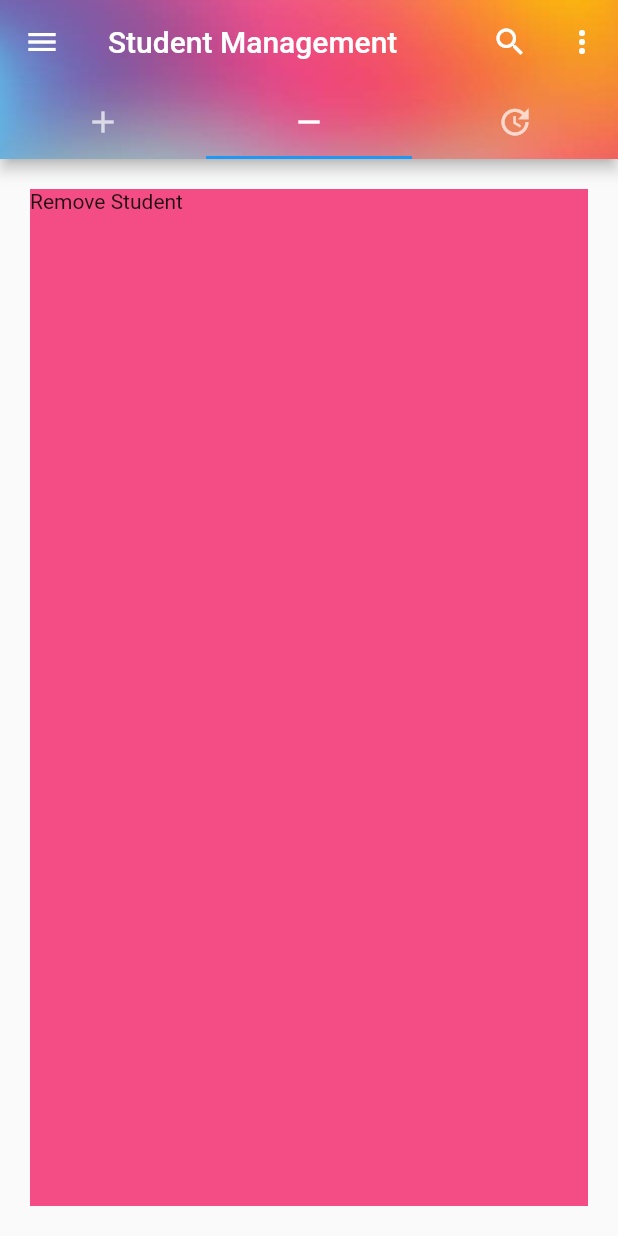
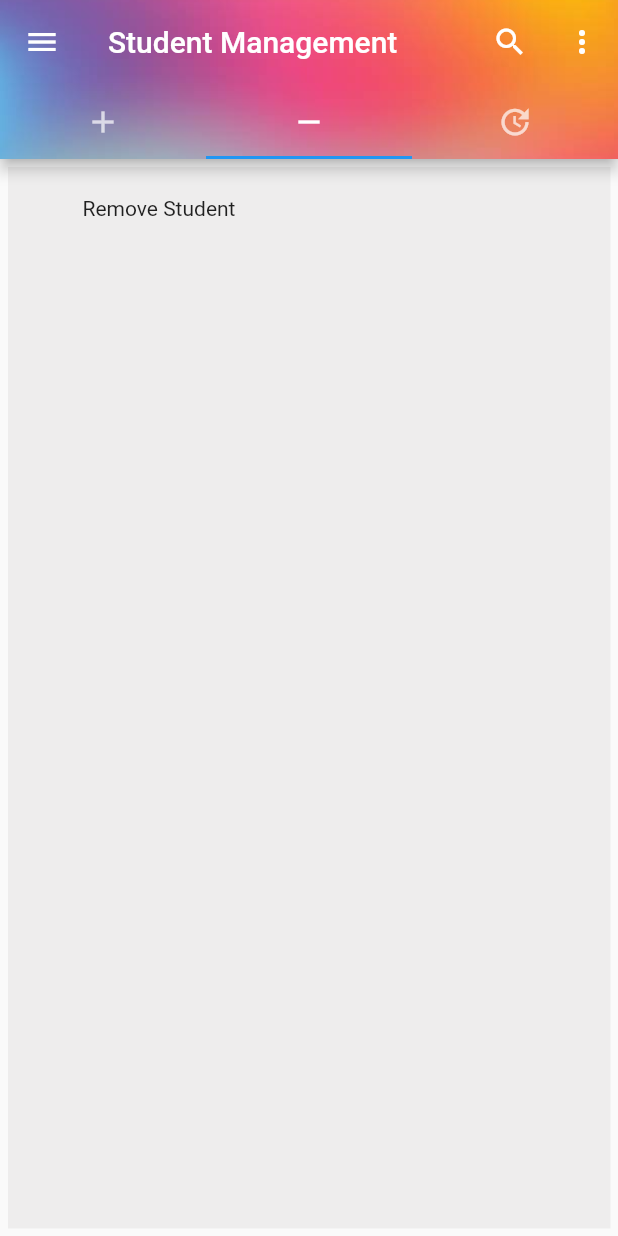
Before and after one commit to Chathura99/Flutter_TestApp, a Flutter app: the screen it shows after launch, tab 2 chosen, on a phone screen of 412 x 824 dp. Run offline on Flutter 3.47's test engine with Material 2 defaults, Android fonts, the phone set to English and light mode, and no system bars; statements that could not run were skipped.

Commit message:
row,column

```diff
--- a/lib/main.dart
+++ b/lib/main.dart
@@ -82,12 +82,13 @@ class MyHomePage extends StatelessWidget {
           //  backgroundColor: Colors.pinkAccent,
           ),
           body: Padding(
-            padding: EdgeInsets.all(20.0),
+            padding: EdgeInsets.all(5.0),
             child: TabBarView(
               children: [
                 tab1(),
                 Container(
-                  color: Color.fromARGB(255, 244, 77, 133),
+                  color: Color.fromARGB(96, 218, 216, 216),
+                  padding: EdgeInsets.symmetric(vertical: 20,horizontal: 50),
                   child:Text(
                     "Remove Student"
                   )
@@ -103,8 +104,47 @@ class MyHomePage extends StatelessWidget {
 }
 
 Widget tab1() {
-  return Center(
-    child: Text("Add new Student"),
+  return Column(
+    // mainAxisAlignment: MainAxisAlignment.center,
+    mainAxisAlignment: MainAxisAlignment.spaceEvenly,
+    // crossAxisAlignment: CrossAxisAlignment.end,
+    children: [
+    Text("Add new Student"),
+    Text("List All"),
+    Text("Show Detail"),
+    Row(
+    mainAxisAlignment: MainAxisAlignment.spaceEvenly,
+    children: [
+      IconButton(
+        icon: Icon(
+          Icons.facebook,
+          color:Colors.blue,
+          ),
+          onPressed: () {
+            //call method
+          },
+      ),
+      IconButton(
+        icon: Icon(
+          Icons.youtube_searched_for,
+          color:Colors.red,
+          ),
+          onPressed: () {
+            //call method
+          },
+      ),
+      IconButton(
+        icon: Icon(
+          Icons.whatsapp,
+          color:Colors.green,
+          ),
+          onPressed: () {
+            //call method
+          },
+      ),
+    ],
+    ),
+    ],
   );
 }
 
@@ -122,5 +162,7 @@ Widget tab1() {
 //     child: Image.asset("assets/me1.png"),
 // ),
 
-// bottom -> Tapbar
+// bottom -> Tabbar
 //add TabBarView after Appbar
+
+//Column
```
Also changed, not shown: assets/learn1.png (added).
